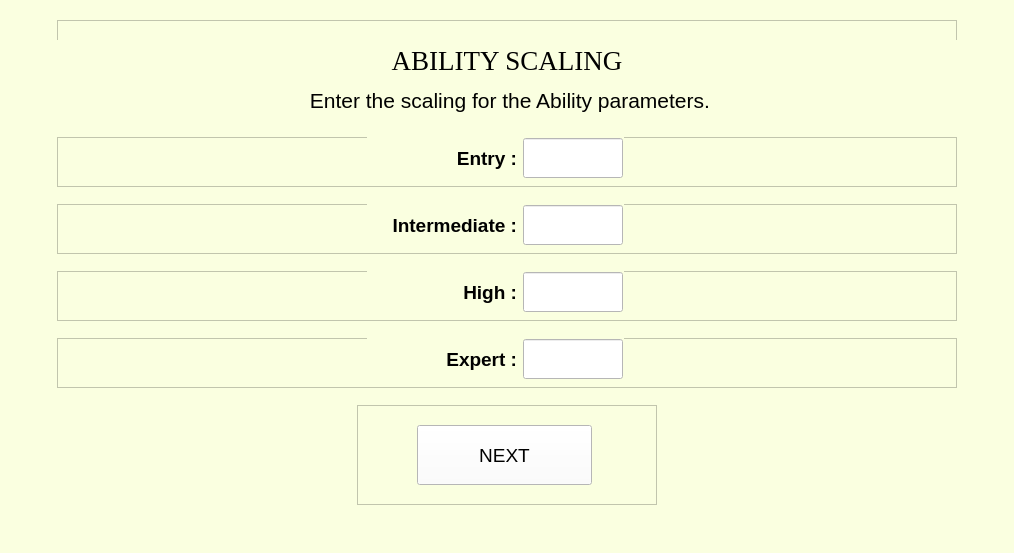
The window that ui_files/ability_scaling_screen.ui (Ris-code/institutional_benchmarking_model) describes before a commit, drawn with Qt 5.
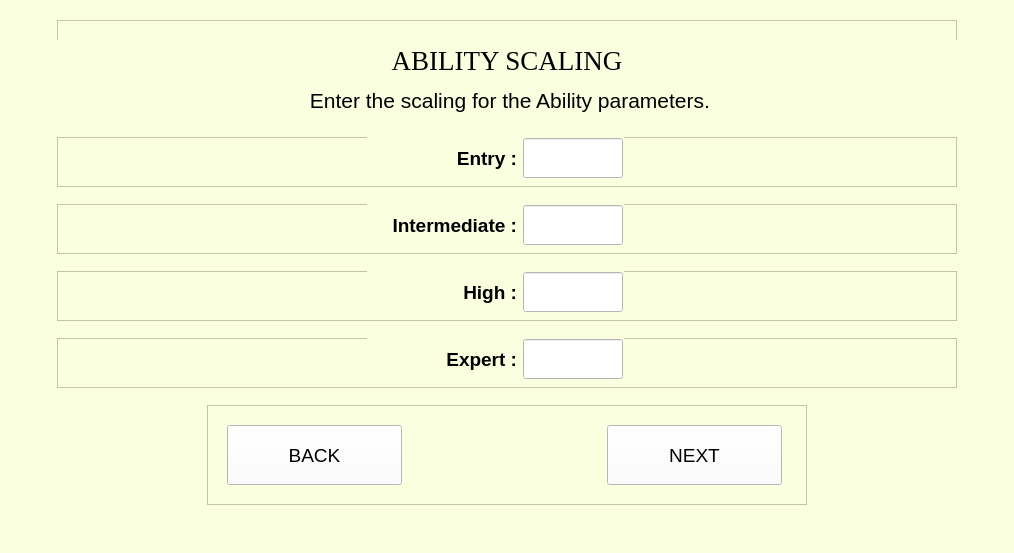
The same window after the commit.

Diff of the .ui file:
```diff
--- a/ui_files/ability_scaling_screen.ui
+++ b/ui_files/ability_scaling_screen.ui
@@ -622,13 +622,13 @@
      <widget class="QFrame" name="frame_9">
       <property name="minimumSize">
        <size>
-        <width>300</width>
+        <width>600</width>
         <height>100</height>
        </size>
       </property>
       <property name="maximumSize">
        <size>
-        <width>300</width>
+        <width>600</width>
         <height>100</height>
        </size>
       </property>
@@ -638,10 +638,53 @@
       <property name="frameShadow">
        <enum>QFrame::Raised</enum>
       </property>
+      <widget class="QPushButton" name="backButton">
+       <property name="geometry">
+        <rect>
+         <x>20</x>
+         <y>20</y>
+         <width>175</width>
+         <height>60</height>
+        </rect>
+       </property>
+       <property name="sizePolicy">
+        <sizepolicy hsizetype="Preferred" vsizetype="Preferred">
+         <horstretch>0</horstretch>
+         <verstretch>0</verstretch>
+        </sizepolicy>
+       </property>
+       <property name="minimumSize">
+        <size>
+         <width>175</width>
+         <height>60</height>
+        </size>
+       </property>
+       <property name="maximumSize">
+        <size>
+         <width>175</width>
+         <height>60</height>
+        </size>
+       </property>
+       <property name="font">
+        <font>
+         <family>Arial</family>
+         <pointsize>14</pointsize>
+         <weight>50</weight>
+         <italic>false</italic>
+         <bold>false</bold>
+        </font>
+       </property>
+       <property name="styleSheet">
+        <string notr="true">background-color: rgb(255, 255, 255);</string>
+       </property>
+       <property name="text">
+        <string>BACK</string>
+       </property>
+      </widget>
       <widget class="QPushButton" name="nextButton">
        <property name="geometry">
         <rect>
-         <x>60</x>
+         <x>400</x>
          <y>20</y>
          <width>175</width>
          <height>60</height>
```
